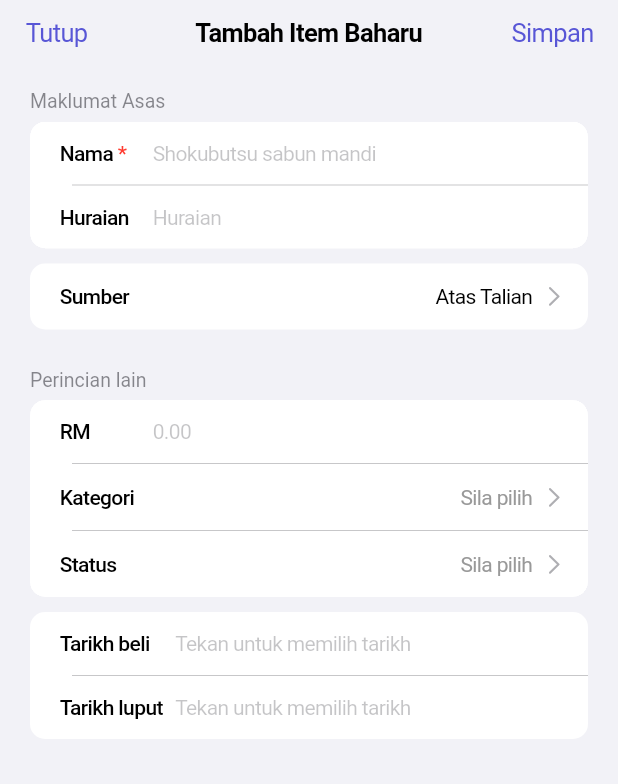
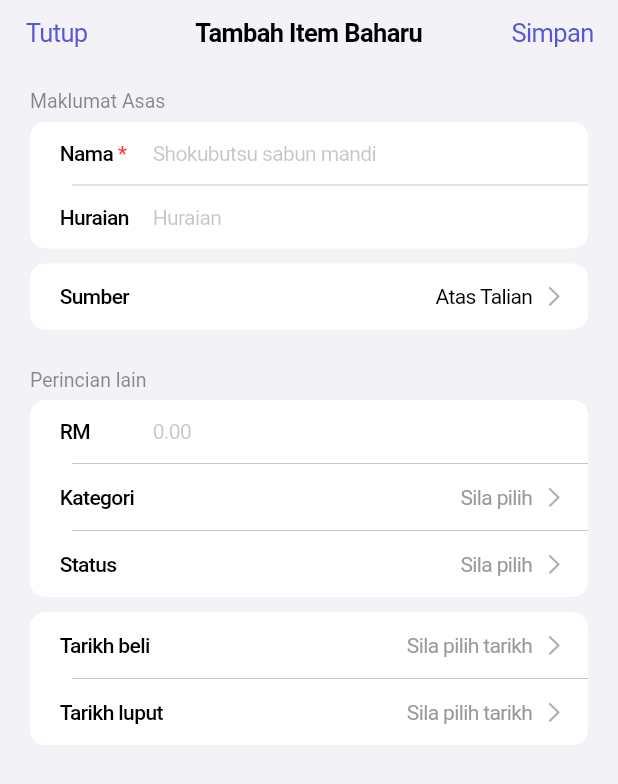
Before and after one commit to zaiehilmi/asset_tracker, a Flutter app: the AddItemScreen screen opened directly, on a phone screen of 412 x 824 dp. Shown: the top 784 px of the screen. Run offline on Flutter 3.47's test engine with Material 3 defaults, Android fonts, the phone set to English and light mode, and no system bars; our stand-ins replace flutter_hooks, freezed_annotation, hooks_riverpod, riverpod, riverpod_annotation, supabase_flutter and 1 more; missing offline and left inert: amicons, flutter_gradient_animation_text; accounts and stored records are empty; generated files the repository leaves out were written again.

Commit message:
feat(item_management): add date picker for purchase and expiry dates
Introduce date picker functionality for selecting purchase and expiry dates in the add item screen. This includes adding the `intl` package for date formatting, creating new helper functions for date picker display, and updating the UI to use `CupertinoListTile` for date selection. The changes improve user experience by providing a more intuitive way to select dates.

```diff
--- a/lib/features/item_management/add_item_screen.dart
+++ b/lib/features/item_management/add_item_screen.dart
@@ -3,7 +3,9 @@ import 'package:flutter_hooks/flutter_hooks.dart';
 
 import 'package:ui/database/enums/enums.dart';
 import 'package:ui/utils/extension/buildcontext.dart';
+import 'package:ui/utils/extension/datetime.dart';
 import 'package:ui/utils/helper/placeholder_for_picker.dart';
+import 'package:ui/utils/helper/show_picker_date.dart';
 import 'package:ui/utils/helper/show_picker_modal.dart' show showPickerModal;
 import 'package:ui/widgets/fullscreen_dialog_scaffold.dart';
 import 'package:ui/widgets/prefix_in_text_form.dart';
@@ -26,6 +28,8 @@ class AddItemScreen extends HookWidget {
     );
     final categoryController = useTextEditingController();
     final statusController = useTextEditingController();
+    final purchaseDate = useState<DateTime?>(null);
+    final expiryDate = useState<DateTime?>(null);
 
     useListenable(sourceController);
     useListenable(categoryController);
@@ -147,27 +151,44 @@ class AddItemScreen extends HookWidget {
             ),
             CupertinoFormSection.insetGrouped(
               children: [
-                CupertinoTextFormFieldRow(
-                  prefix: PrefixInTextForm(text: 'Tarikh beli', width: 70),
-                  placeholder: 'Tekan untuk memilih tarikh',
-                  style: textStyle,
-                  keyboardType: TextInputType.number,
-                  validator: (String? value) {
-                    if (value == null || value.isEmpty) {
-                      return 'Masukkan nama barang';
+                CupertinoListTile(
+                  title: PrefixInTextForm(text: 'Tarikh beli', width: 70),
+                  additionalInfo: placeholderForPicker(
+                    value: purchaseDate.value.tarikhNumeral,
+                    style: textStyle,
+                    placeholder: 'Sila pilih tarikh',
+                  ),
+                  trailing: CupertinoListTileChevron(),
+                  onTap: () {
+                    if (purchaseDate.value == null) {
+                      purchaseDate.value = DateTime.now();
                     }
-                    return null;
+
+                    showPickerDate<DateTime>(
+                      context,
+                      date: purchaseDate,
+                      showClearButton: true,
+                    );
                   },
                 ),
-                CupertinoTextFormFieldRow(
-                  prefix: PrefixInTextForm(text: 'Tarikh luput', width: 70),
-                  placeholder: 'Tekan untuk memilih tarikh',
-                  style: textStyle,
-                  validator: (String? value) {
-                    if (value == null || value.isEmpty) {
-                      return 'Masukkan nama barang';
+                CupertinoListTile(
+                  title: PrefixInTextForm(text: 'Tarikh luput', width: 70),
+                  additionalInfo: placeholderForPicker(
+                    value: expiryDate.value.tarikhNumeral,
+                    style: textStyle,
+                    placeholder: 'Sila pilih tarikh',
+                  ),
+                  trailing: CupertinoListTileChevron(),
+                  onTap: () {
+                    if (expiryDate.value == null) {
+                      expiryDate.value = DateTime.now();
                     }
-                    return null;
+
+                    showPickerDate<DateTime>(
+                      context,
+                      date: expiryDate,
+                      showClearButton: true,
+                    );
                   },
                 ),
               ],
--- a/lib/utils/helper/placeholder_for_picker.dart
+++ b/lib/utils/helper/placeholder_for_picker.dart
@@ -1,15 +1,18 @@
 import 'package:flutter/cupertino.dart';
 
 Widget placeholderForPicker({
-  required String value,
+  required String? value,
   required TextStyle style,
   required String placeholder,
 }) {
-  final isEmpty = value.trim().isEmpty;
+  final shouldShowPlaceholder =
+      value == null || value == '-' || value.trim().isEmpty;
 
   return Text(
-    isEmpty ? placeholder : value,
+    shouldShowPlaceholder ? placeholder : value,
     style:
-        isEmpty ? style.copyWith(color: CupertinoColors.inactiveGray) : style,
+        shouldShowPlaceholder
+            ? style.copyWith(color: CupertinoColors.inactiveGray)
+            : style,
   );
 }
--- a/pubspec.yaml
+++ b/pubspec.yaml
@@ -18,6 +18,7 @@ dependencies:
   freezed: ^3.0.6
   freezed_annotation: ^3.0.0
   hooks_riverpod: ^2.6.1
+  intl: ^0.19.0
   json_annotation: ^4.9.0
   riverpod: ^2.6.1
   riverpod_annotation: ^2.6.1
```
Also changed, not shown: lib/utils/extension/datetime.dart (added, +14 -0 lines), lib/utils/helper/show_picker.dart (added, +17 -0 lines), lib/utils/helper/show_picker_date.dart (added, +42 -0 lines), lib/utils/helper/show_picker_modal.dart (+3 -14 lines), pubspec.lock.
